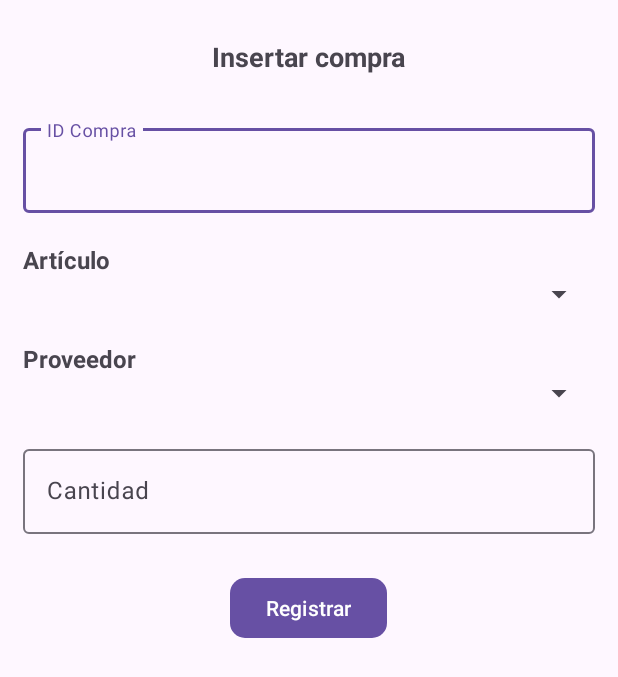
After one commit to adogrz/PDMProyecto, an Android app: the layout activity_insertar_compra.xml on its own in the app's theme, with its tools: preview values and no code run, on a phone screen of 412 x 824 dp. The commit adds this screen. Shown: the top 677 px of the screen. Run offline under Robolectric (Android 15) with nearby library versions, the phone set to English and light mode, and no system bars; Roboto replaces fonts that are not available here.

Commit message:
Agregado ui para insertar una nueva compra

```diff
--- /dev/null
+++ b/app/src/main/res/layout/activity_insertar_compra.xml
@@ -0,0 +1,103 @@
+<?xml version="1.0" encoding="utf-8"?>
+<ScrollView xmlns:android="http://schemas.android.com/apk/res/android"
+    xmlns:app="http://schemas.android.com/apk/res-auto"
+    xmlns:tools="http://schemas.android.com/tools"
+    android:layout_width="match_parent"
+    android:layout_height="match_parent"
+    tools:context=".ui.compra.InsertarCompraActivity">
+
+    <androidx.appcompat.widget.LinearLayoutCompat
+        android:layout_width="match_parent"
+        android:layout_height="wrap_content"
+        android:orientation="vertical"
+        android:padding="15dp">
+
+        <TextView
+            android:layout_width="wrap_content"
+            android:layout_height="wrap_content"
+            android:layout_gravity="center"
+            android:layout_marginTop="10dp"
+            android:layout_marginBottom="30dp"
+            android:text="@string/txtInsertarComp"
+            android:textSize="18sp"
+            android:textStyle="bold" />
+
+        <!-- Id de la compra -->
+        <com.google.android.material.textfield.TextInputLayout
+            android:layout_width="match_parent"
+            android:layout_height="wrap_content">
+
+            <EditText
+                android:id="@+id/et_id_compra"
+                android:layout_width="match_parent"
+                android:layout_height="wrap_content"
+                android:autofillHints=""
+                android:hint="@string/etIdComp"
+                android:inputType="text"
+                tools:ignore="TextContrastCheck" />
+
+        </com.google.android.material.textfield.TextInputLayout>
+
+        <!-- Articulo -->
+        <TextView
+            android:layout_width="wrap_content"
+            android:layout_height="wrap_content"
+            android:text="@string/txtArt"
+            android:layout_marginTop="20dp"
+            android:textSize="16sp"
+            android:textStyle="bold" />
+
+        <Spinner
+            android:id="@+id/spinner_articulo"
+            android:layout_width="match_parent"
+            android:layout_height="wrap_content"
+            android:layout_marginBottom="10dp"
+            android:padding="10dp"
+            tools:ignore="TouchTargetSizeCheck" />
+
+        <!-- Proveedor -->
+        <TextView
+            android:layout_width="wrap_content"
+            android:layout_height="wrap_content"
+            android:text="@string/txtProv"
+            android:layout_marginTop="10dp"
+            android:textSize="16sp"
+            android:textStyle="bold" />
+
+        <Spinner
+            android:id="@+id/spinner_proveedor"
+            android:layout_width="match_parent"
+            android:layout_height="wrap_content"
+            android:layout_marginBottom="20dp"
+            android:padding="10dp"
+            tools:ignore="TouchTargetSizeCheck" />
+
+        <!-- Cantidad a comprar -->
+        <com.google.android.material.textfield.TextInputLayout
+            android:layout_width="match_parent"
+            android:layout_height="wrap_content">
+
+            <EditText
+                android:id="@+id/et_cantidad"
+                android:layout_width="match_parent"
+                android:layout_height="wrap_content"
+                android:autofillHints=""
+                android:hint="@string/etCantidad"
+                android:inputType="number"
+                tools:ignore="TextContrastCheck" />
+
+        </com.google.android.material.textfield.TextInputLayout>
+
+        <!-- Insertar nueva compra -->
+        <com.google.android.material.button.MaterialButton
+            android:id="@+id/btn_insertar_compra"
+            android:text="@string/btnRegistrarComp"
+            app:cornerRadius="10dp"
+            android:layout_marginTop="25dp"
+            android:layout_gravity="center"
+            android:layout_width="wrap_content"
+            android:layout_height="wrap_content" />
+
+    </androidx.appcompat.widget.LinearLayoutCompat>
+
+</ScrollView>
--- a/app/src/main/res/values/strings.xml
+++ b/app/src/main/res/values/strings.xml
@@ -21,6 +21,14 @@
     <string name="btnConsultarComp">Consultar compra</string>
     <string name="btnEliminarComp">Eliminar compra</string>
     <string name="btnActualizarComp">Actualizar compra</string>
+
+    <!--  Registro de compra  -->
+    <string name="txtInsertarComp">Insertar compra</string>
+    <string name="etIdComp">ID Compra</string>
+    <string name="txtProv">Proveedor</string>
+    <string name="txtArt">Artículo</string>
+    <string name="etCantidad">Cantidad</string>
+    <string name="btnRegistrarComp">Registrar</string>
 
     <!-- Menú de Medicamentos -->
     <string name="medicamentos_menu">Función a Ejecutar el Medicamento</string>
```
